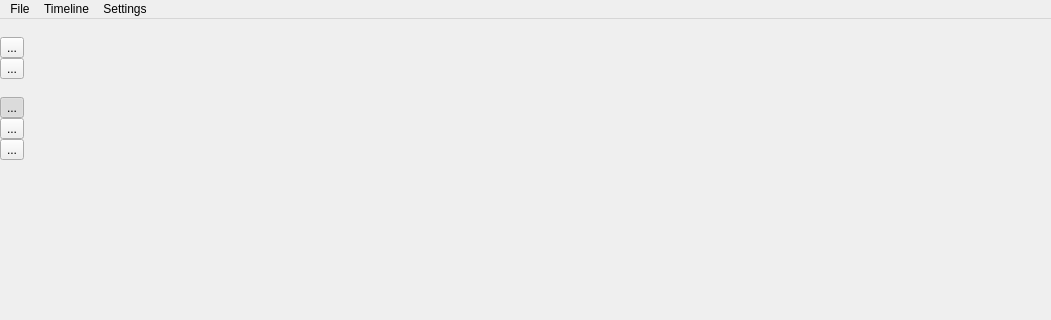
This is app/ui/mainwindow.ui in hftom/MachinTruc as Qt 5 draws it before an edit; both pictures show x 0 to 1051 and y 0 to 320 of the 1051 by 795 pixel window. The edited form follows.
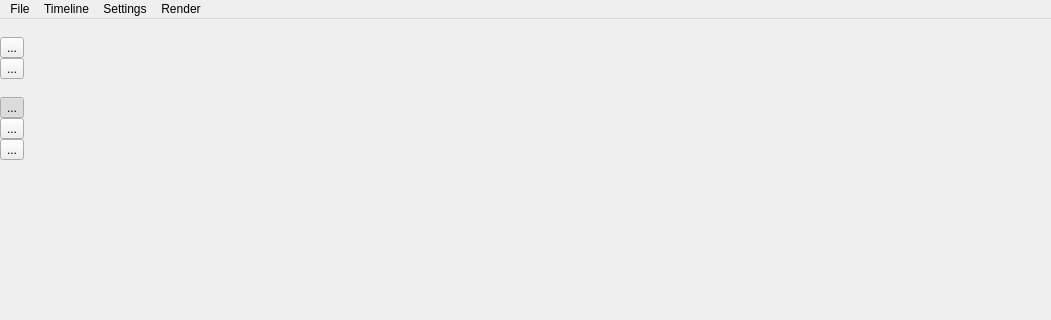
This is the edited form. Icons and pictures are not drawn.

Diff of the .ui file:
```diff
--- a/app/ui/mainwindow.ui
+++ b/app/ui/mainwindow.ui
@@ -599,11 +599,18 @@
      <string>Settings</string>
     </property>
     <addaction name="actionProjectSettings"/>
-    <addaction name="actionBlackBackground"/>
+    <addaction name="actionTransparentBackground"/>
+   </widget>
+   <widget class="QMenu" name="menuRender">
+    <property name="title">
+     <string>Render</string>
+    </property>
+    <addaction name="actionSaveImage"/>
    </widget>
    <addaction name="menuFile"/>
    <addaction name="menuTimeline"/>
    <addaction name="menuSettings"/>
+   <addaction name="menuRender"/>
   </widget>
   <action name="action_New">
    <property name="text">
```
Left out of the diff: 26 changed lines with no effect on the pictures.
